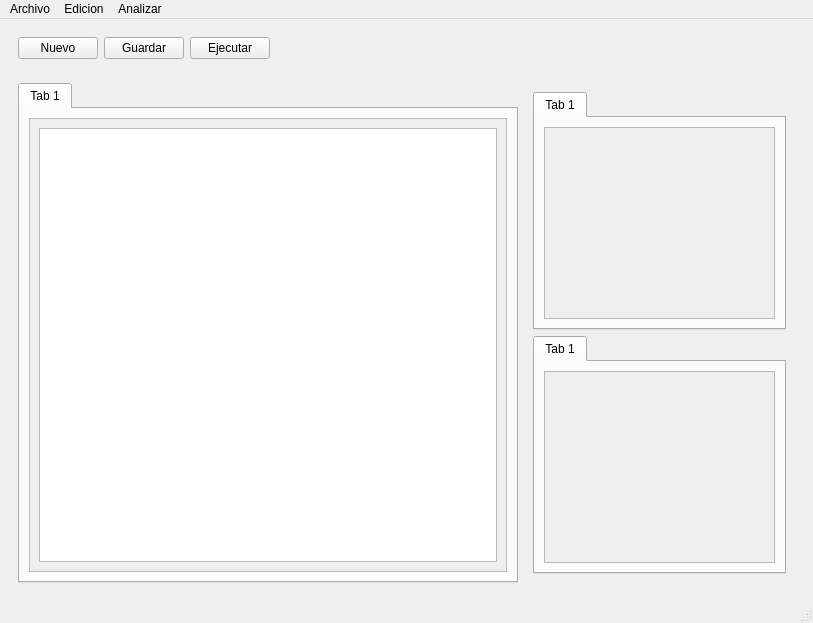
Above: App/ui/Ventana_Principal.ui from martyn1128/Lenguajes-AutomatasI before the change. Below: the same form after it.
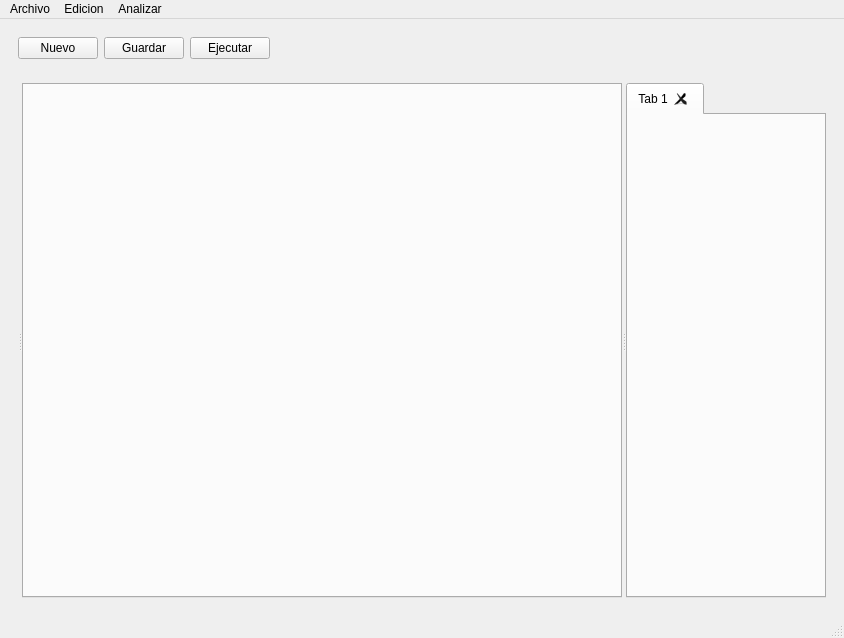
That is the form after the change. Icons and pictures are not drawn.

Commit message: Actualizacion chida:  *Contenido de ventana ajustable  *Abrir archivos  *Abrir Carpetas  *Nuevo Archivo  *Nueva Carpeta  *Area de codigo mejorada  *Explorador de archivos (arbol)  *ETC

Diff of the .ui file:
```diff
--- a/App/ui/Ventana_Principal.ui
+++ b/App/ui/Ventana_Principal.ui
@@ -7,7 +7,7 @@
     <x>0</x>
     <y>0</y>
     <width>813</width>
-    <height>600</height>
+    <height>638</height>
    </rect>
   </property>
   <property name="sizePolicy">
@@ -35,52 +35,78 @@
       <widget class="QWidget" name="page">
        <layout class="QHBoxLayout" name="horizontalLayout">
         <item>
-         <widget class="QTabWidget" name="codigo">
-          <property name="sizePolicy">
-           <sizepolicy hsizetype="Expanding" vsizetype="Expanding">
-            <horstretch>0</horstretch>
-            <verstretch>0</verstretch>
-           </sizepolicy>
+         <widget class="QSplitter" name="splitter">
+          <property name="orientation">
+           <enum>Qt::Orientation::Horizontal</enum>
           </property>
-          <property name="minimumSize">
-           <size>
-            <width>500</width>
-            <height>500</height>
-           </size>
-          </property>
-          <property name="maximumSize">
-           <size>
-            <width>16777215</width>
-            <height>16777215</height>
-           </size>
-          </property>
-          <property name="currentIndex">
-           <number>0</number>
-          </property>
-          <widget class="QWidget" name="tab">
-           <attribute name="title">
-            <string>Tab 1</string>
-           </attribute>
-           <layout class="QHBoxLayout" name="horizontalLayout_2">
+          <widget class="QWidget" name="verticalLayoutWidget">
+           <layout class="QVBoxLayout" name="treeview"/>
+          </widget>
+          <widget class="QTabWidget" name="codigo">
+           <property name="sizePolicy">
+            <sizepolicy hsizetype="Expanding" vsizetype="Expanding">
+             <horstretch>0</horstretch>
+             <verstretch>0</verstretch>
+            </sizepolicy>
+           </property>
+           <property name="minimumSize">
+            <size>
+             <width>600</width>
+             <height>300</height>
+            </size>
+           </property>
+           <property name="maximumSize">
+            <size>
+             <width>16777215</width>
+             <height>16777215</height>
+            </size>
+           </property>
+           <property name="currentIndex">
+            <number>-1</number>
+           </property>
+           <property name="tabsClosable">
+            <bool>true</bool>
+           </property>
+           <property name="movable">
+            <bool>true</bool>
+           </property>
+          </widget>
+          <widget class="QWidget" name="widget" native="true">
+           <property name="minimumSize">
+            <size>
+             <width>200</width>
+             <height>0</height>
+            </size>
+           </property>
+           <property name="maximumSize">
+            <size>
+             <width>600</width>
+             <height>16777215</height>
+            </size>
+           </property>
+           <layout class="QVBoxLayout" name="verticalLayout">
             <item>
-             <widget class="QScrollArea" name="scrollArea">
-              <property name="widgetResizable">
+             <widget class="QTabWidget" name="analisis">
+              <property name="maximumSize">
+               <size>
+                <width>16777215</width>
+                <height>16777215</height>
+               </size>
+              </property>
+              <property name="currentIndex">
+               <number>0</number>
+              </property>
+              <property name="tabsClosable">
                <bool>true</bool>
               </property>
-              <widget class="QWidget" name="scrollAreaWidgetContents">
-               <property name="geometry">
-                <rect>
-                 <x>0</x>
-                 <y>0</y>
-                 <width>474</width>
-                 <height>451</height>
-                </rect>
-               </property>
-               <layout class="QHBoxLayout" name="horizontalLayout_5">
-                <item>
-                 <widget class="QTextEdit" name="textEdit"/>
-                </item>
-               </layout>
+              <property name="movable">
+               <bool>true</bool>
+              </property>
+              <widget class="QWidget" name="tab_5">
+               <attribute name="title">
+                <string>Tab 1</string>
+               </attribute>
+               <layout class="QVBoxLayout" name="verticalLayout_3"/>
               </widget>
              </widget>
             </item>
@@ -88,78 +114,6 @@
           </widget>
          </widget>
         </item>
-        <item>
-         <widget class="QWidget" name="widget" native="true">
-          <property name="minimumSize">
-           <size>
-            <width>200</width>
-            <height>0</height>
-           </size>
-          </property>
-          <property name="maximumSize">
-           <size>
-            <width>600</width>
-            <height>16777215</height>
-           </size>
-          </property>
-          <layout class="QVBoxLayout" name="verticalLayout_2">
-           <item>
-            <widget class="QTabWidget" name="lexico">
-             <property name="maximumSize">
-              <size>
-               <width>16777215</width>
-               <height>16777215</height>
-              </size>
-             </property>
-             <property name="currentIndex">
-              <number>0</number>
-             </property>
-             <widget class="QWidget" name="tab_3">
-              <attribute name="title">
-               <string>Tab 1</string>
-              </attribute>
-              <layout class="QHBoxLayout" name="horizontalLayout_3">
-               <item>
-                <widget class="QPlainTextEdit" name="plainTextEdit">
-                 <property name="enabled">
-                  <bool>false</bool>
-                 </property>
-                </widget>
-               </item>
-              </layout>
-             </widget>
-            </widget>
-           </item>
-           <item>
-            <widget class="QTabWidget" name="sintactico">
-             <property name="maximumSize">
-              <size>
-               <width>16777215</width>
-               <height>16777215</height>
-              </size>
-             </property>
-             <property name="currentIndex">
-              <number>0</number>
-             </property>
-             <widget class="QWidget" name="tab_5">
-              <attribute name="title">
-               <string>Tab 1</string>
-              </attribute>
-              <layout class="QHBoxLayout" name="horizontalLayout_4">
-               <item>
-                <widget class="QPlainTextEdit" name="plainTextEdit_2">
-                 <property name="enabled">
-                  <bool>false</bool>
-                 </property>
-                </widget>
-               </item>
-              </layout>
-             </widget>
-            </widget>
-           </item>
-          </layout>
-         </widget>
-        </item>
        </layout>
       </widget>
       <widget class="QWidget" name="page_2"/>
@@ -225,7 +179,7 @@
      <x>0</x>
      <y>0</y>
      <width>813</width>
-     <height>22</height>
+     <height>33</height>
     </rect>
    </property>
    <widget class="QMenu" name="archivo">
```
Left out of the diff: 173 changed lines with no effect on the pictures. The commit also changes 11 other files.
